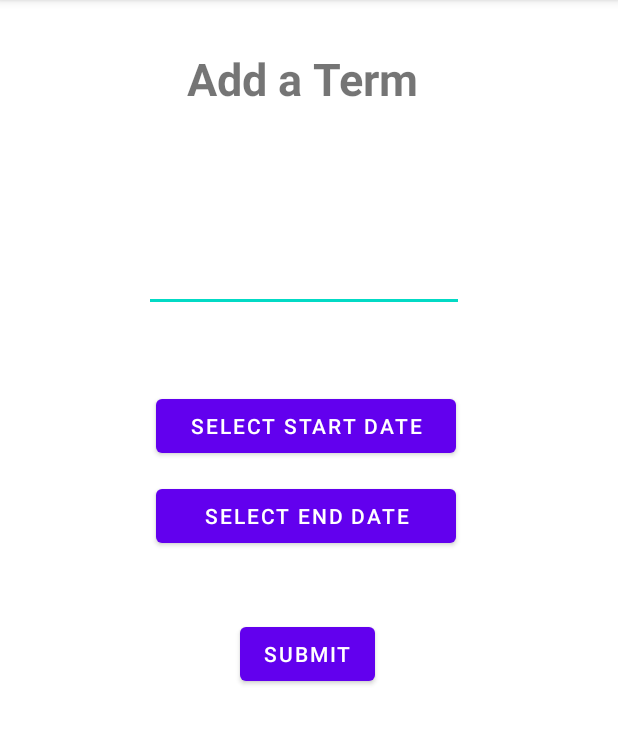
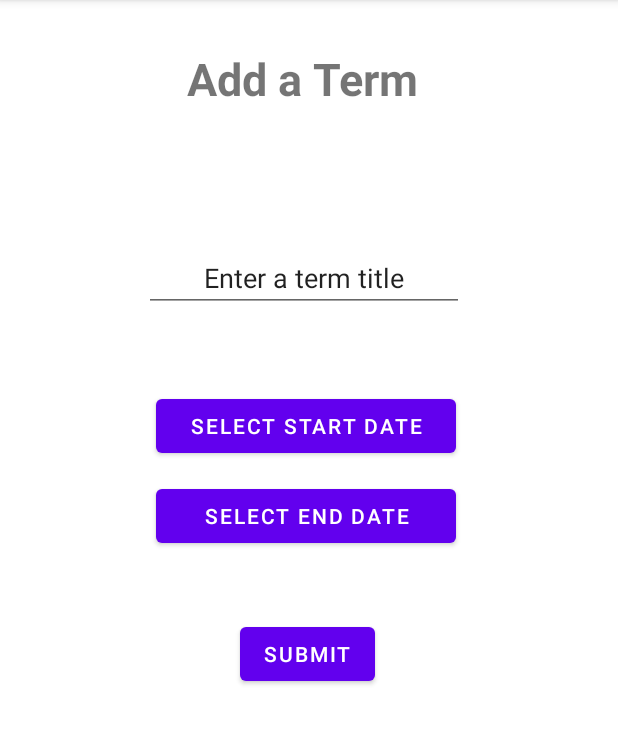
Before and after one commit to arjundesguerra/Arjun-C196, an Android app: the AddTerms screen opened directly, with no data from a screen before it, on a phone screen of 412 x 824 dp, the part 84-828 px from its top. Run offline under Robolectric (Android 15) with nearby library versions, the phone set to English and light mode, and no system bars.

```diff
--- a/app/src/main/java/com/example/arjunc196/DatabaseHelper.java
+++ b/app/src/main/java/com/example/arjunc196/DatabaseHelper.java
@@ -9,6 +9,8 @@ public class DatabaseHelper extends SQLiteOpenHelper {
     private static final String DATABASE_NAME = "app_database";
     private static final String TABLE_TERMS = "terms";
     private static final String TABLE_COURSES = "courses";
+    private static final String TABLE_INSTRUCTORS = "instructors";
+
     private static final String KEY_ID = "id";
     private static final String KEY_TERM_TITLE = "termTitle";
     private static final String KEY_START_DATE = "startDate";
@@ -18,6 +20,11 @@ public class DatabaseHelper extends SQLiteOpenHelper {
     private static final String KEY_COURSE_START_DATE = "courseStartDate";
     private static final String KEY_COURSE_END_DATE = "courseEndDate";
     private static final String KEY_STATUS = "status";
+
+    private static final String KEY_INSTRUCTOR_NAME = "instructorName";
+    private static final String KEY_INSTRUCTOR_EMAIL = "instructorEmail";
+    private static final String KEY_INSTRUCTOR_NUMBER = "instructorNumber";
+
 
     private static final String CREATE_TABLE_TERMS = "CREATE TABLE " + TABLE_TERMS + "("
             + KEY_ID + " INTEGER PRIMARY KEY AUTOINCREMENT,"
@@ -36,6 +43,13 @@ public class DatabaseHelper extends SQLiteOpenHelper {
             + "FOREIGN KEY(" + KEY_TERM_TITLE + ") REFERENCES " + TABLE_TERMS + "(" + KEY_TERM_TITLE + ")"
             + ")";
 
+    private static final String CREATE_TABLE_INSTRUCTORS = "CREATE TABLE " + TABLE_INSTRUCTORS + "("
+            + KEY_ID + " INTEGER PRIMARY KEY AUTOINCREMENT,"
+            + KEY_INSTRUCTOR_NAME + " TEXT,"
+            + KEY_INSTRUCTOR_EMAIL + " TEXT,"
+            + KEY_INSTRUCTOR_NUMBER + " TEXT "
+            + ")";
+
 
     public DatabaseHelper(Context context) {
         super(context, DATABASE_NAME, null, DATABASE_VERSION);
@@ -45,12 +59,14 @@ public class DatabaseHelper extends SQLiteOpenHelper {
     public void onCreate(SQLiteDatabase db) {
         db.execSQL(CREATE_TABLE_TERMS);
         db.execSQL(CREATE_TABLE_COURSES);
+        db.execSQL(CREATE_TABLE_INSTRUCTORS);
     }
 
     @Override
     public void onUpgrade(SQLiteDatabase db, int oldVersion, int newVersion) {
         db.execSQL("DROP TABLE IF EXISTS " + TABLE_TERMS);
         db.execSQL("DROP TABLE IF EXISTS " + TABLE_COURSES);
+        db.execSQL("DROP TABLE IF EXISTS " + TABLE_INSTRUCTORS);
         onCreate(db);
     }
 }
--- a/app/src/main/java/com/example/arjunc196/coursesActivities/AddCourses.java
+++ b/app/src/main/java/com/example/arjunc196/coursesActivities/AddCourses.java
@@ -91,6 +91,11 @@ public class AddCourses extends AppCompatActivity {
             if (hasFocus) {
                 // clear the text when the EditText gains focus
                 ((EditText) v).setText("");
+            } else {
+                // if the EditText loses focus, check if the text is empty and set it back to the original value
+                if (((EditText) v).getText().toString().isEmpty()) {
+                    ((EditText) v).setText("Enter a course title");
+                }
             }
         });
 
--- a/app/src/main/java/com/example/arjunc196/termsActivities/AddTerms.java
+++ b/app/src/main/java/com/example/arjunc196/termsActivities/AddTerms.java
@@ -65,6 +65,11 @@ public class AddTerms extends AppCompatActivity {
             if (hasFocus) {
                 // clear the text when the EditText gains focus
                 ((EditText) v).setText("");
+            } else {
+                // if the EditText loses focus, check if the text is empty and set it back to the original value
+                if (((EditText) v).getText().toString().isEmpty()) {
+                    ((EditText) v).setText("Enter a term title");
+                }
             }
         });
 
--- a/app/src/main/res/layout/activity_add_courses.xml
+++ b/app/src/main/res/layout/activity_add_courses.xml
@@ -4,6 +4,7 @@
     xmlns:tools="http://schemas.android.com/tools"
     android:layout_width="match_parent"
     android:layout_height="match_parent"
+    android:focusableInTouchMode="true"
     tools:context=".termsActivities.AddTerms">
 
     <TextView
--- a/app/src/main/res/layout/activity_add_terms.xml
+++ b/app/src/main/res/layout/activity_add_terms.xml
@@ -4,6 +4,7 @@
     xmlns:tools="http://schemas.android.com/tools"
     android:layout_width="match_parent"
     android:layout_height="match_parent"
+    android:focusableInTouchMode="true"
     tools:context=".termsActivities.AddTerms">
 
     <TextView
--- a/app/src/main/res/layout/course_cell.xml
+++ b/app/src/main/res/layout/course_cell.xml
@@ -33,7 +33,7 @@
         android:id="@+id/statusText"
         android:layout_width="174dp"
         android:layout_height="40dp"
-        android:layout_marginTop="40dp"
+        android:layout_marginTop="42dp"
         android:layout_marginEnd="8dp"
         android:gravity="end"
         android:text="Status"
```
Also changed, not shown: app/src/main/java/com/example/arjunc196/instructorActivities/AddInstructors.java (+48 -0 lines), app/src/main/java/com/example/arjunc196/instructorActivities/InstructorList.java (+12 -0 lines), app/src/main/res/layout/activity_add_instructors.xml (+4 -3 lines).
